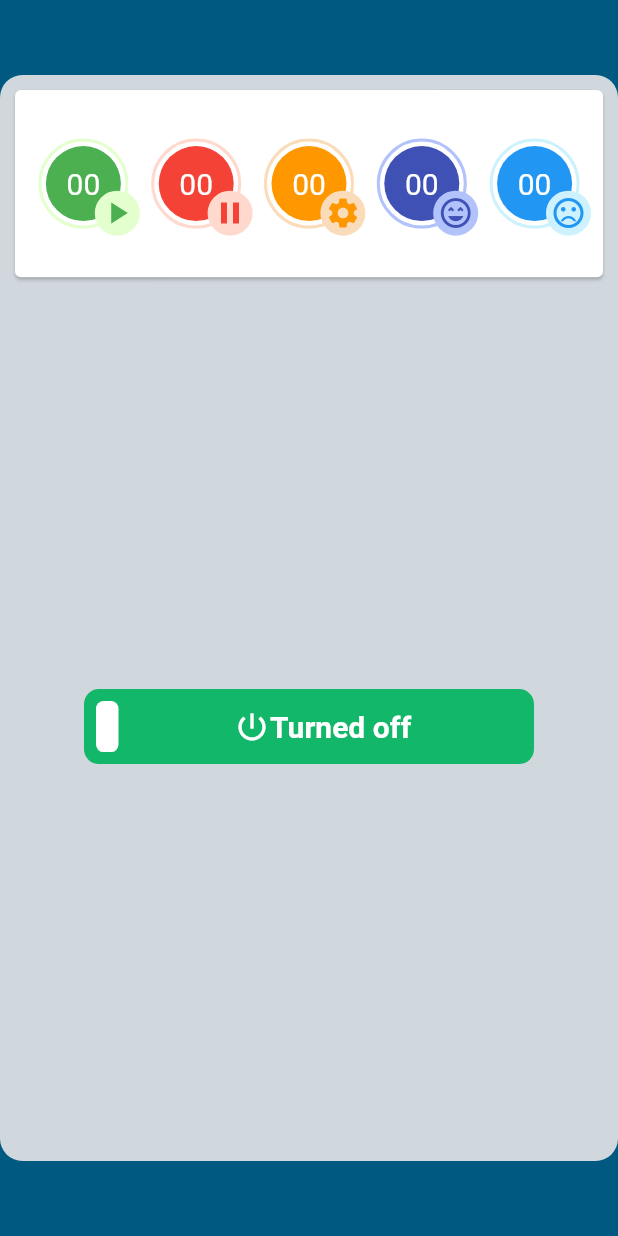
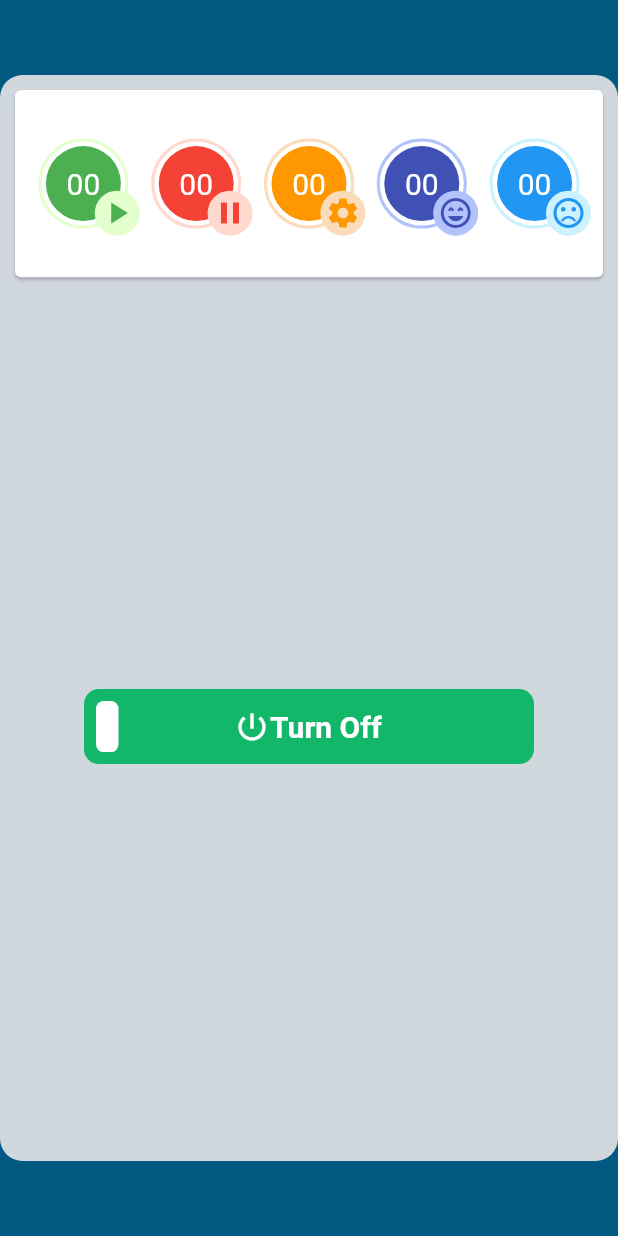
Before and after one commit to NazninNahar1/newyear, a Flutter app: the screen it shows after launch, on a phone screen of 412 x 824 dp. Run offline on Flutter 3.47's test engine with Material 2 defaults, Android fonts, the phone set to English and light mode, and no system bars; our stand-ins replace flutter_riverpod.

Commit message:
animated button

```diff
--- /dev/null
+++ b/lib/screens/custom_animated_button.dart
@@ -0,0 +1,118 @@
+import 'package:flutter/material.dart';
+class CustomAnimatedButton extends StatefulWidget {
+
+  CustomAnimatedButton({Key? key,}) : super(key: key);
+
+  @override
+  State<CustomAnimatedButton> createState() => _CustomAnimatedButtonState();
+}
+
+class _CustomAnimatedButtonState extends State<CustomAnimatedButton> {
+  double boxX =-1;
+  bool istapped =false;
+  Color boxColor=Color(0xff12B76A);
+  String text = 'Turn Off';
+
+  bool TapToggle(){
+    return istapped = !istapped;
+  }
+  void ontapped(){
+    setState(() {
+      MoveBox();
+      changeBoxColor();
+      changeText();
+      TapToggle();
+      print('tapped');
+    });
+  }
+  void MoveBox(){
+    setState(() {
+      if(istapped==false){
+        boxX=1;
+      }else{
+        boxX=-1;
+      }
+    });
+  }
+  void changeBoxColor(){
+    setState(() {
+      if(istapped==false){
+        boxColor = Color(0xfffd3535);
+      }else{
+        boxColor =Color(0xff12B76A);
+      }
+    });
+  }
+  void changeText(){
+    setState(() {
+
+      if(istapped==false){
+        text = 'Turn Off';
+      }else{
+        text = 'Turn On';
+      }
+
+    });
+  }
+
+
+
+  @override
+  Widget build(BuildContext context) {
+    return  Row(
+        mainAxisAlignment: MainAxisAlignment.center,
+        crossAxisAlignment: CrossAxisAlignment.center,
+        children: [
+          GestureDetector(
+            onTap: ontapped,
+            child: AnimatedContainer(
+              height: 50,
+              width: 300,
+              decoration: BoxDecoration(
+                  color: boxColor,
+                  borderRadius: BorderRadius.circular(10)
+              ),
+              duration: Duration(milliseconds: 100),
+              child: Row(
+                children:[
+                  Stack(children: [
+                    Center(
+                      child: Row(
+                        children:  [
+                          const SizedBox(width:100 ),
+                          const Icon(Icons.power_settings_new,color: Colors.white,),
+                          Text(text,style: const TextStyle(color: Colors.white,fontSize: 20,fontWeight: FontWeight.w600),)
+                        ],
+                      ),
+                    ),
+                    Container(
+                      height: 50,
+                      width: 300,
+                      child: AnimatedContainer(
+                        duration:  Duration(milliseconds: 100),
+                        alignment: Alignment(boxX,0),
+                        child: Container(
+                          margin: EdgeInsets.all(8),
+                          padding: EdgeInsets.all(8),
+                          height: 50,
+                          width: 15,
+                          decoration: BoxDecoration(
+                            borderRadius: BorderRadius.circular(5),
+                            color: Colors.white,
+                          ),
+
+                        ),
+                      ),
+                    )
+
+                  ],),
+
+                ] ,
+              ),
+            ),
+          )
+        ],
+      );
+
+  }
+}
--- a/lib/screens/home_screen.dart
+++ b/lib/screens/home_screen.dart
@@ -1,6 +1,7 @@
 import 'package:flutter_riverpod/flutter_riverpod.dart';
 import 'package:flutter/material.dart';
 import 'custom_cicle_widget.dart';
+import 'custom_animated_button.dart';
 
 
 class HomeScreen extends ConsumerStatefulWidget {
@@ -112,60 +113,8 @@ class _HomeScreenState extends ConsumerState<HomeScreen> {
               ),
               Expanded(
                   flex: 4,
-                  child: Row(
-                    mainAxisAlignment: MainAxisAlignment.center,
-                    crossAxisAlignment: CrossAxisAlignment.center,
-                    children: [
-                      GestureDetector(
-                        onTap: ontapped,
-                        child: AnimatedContainer(
-                          height: 50,
-                          width: 300,
-                          decoration: BoxDecoration(
-                              color: boxColor,
-                              borderRadius: BorderRadius.circular(10)
-                          ),
-                          duration: Duration(milliseconds: 100),
-                          child: Row(
-                            children:[
-                              Stack(children: [
-                                Center(
-                                  child: Row(
-                                    children:  [
-                                      const SizedBox(width:100 ),
-                                      const Icon(Icons.power_settings_new,color: Colors.white,),
-                                      Text(text,style: const TextStyle(color: Colors.white,fontSize: 20,fontWeight: FontWeight.w600),)
-                                    ],
-                                  ),
-                                ),
-                                Container(
-                                  height: 50,
-                                  width: 300,
-                                  child: AnimatedContainer(
-                                    duration:  Duration(milliseconds: 100),
-                                    alignment: Alignment(boxX,0),
-                                    child: Container(
-                                      margin: EdgeInsets.all(8),
-                                      padding: EdgeInsets.all(8),
-                                      height: 50,
-                                      width: 15,
-                                      decoration: BoxDecoration(
-                                        borderRadius: BorderRadius.circular(5),
-                                        color: Colors.white,
-                                      ),
-
-                                    ),
-                                  ),
-                                )
-
-                              ],),
-
-                            ] ,
-                          ),
-                        ),
-                      )
-                    ],
-                  ),)
+                  child: CustomAnimatedButton(),
+              ),
             ],
           ),
         ),
```
